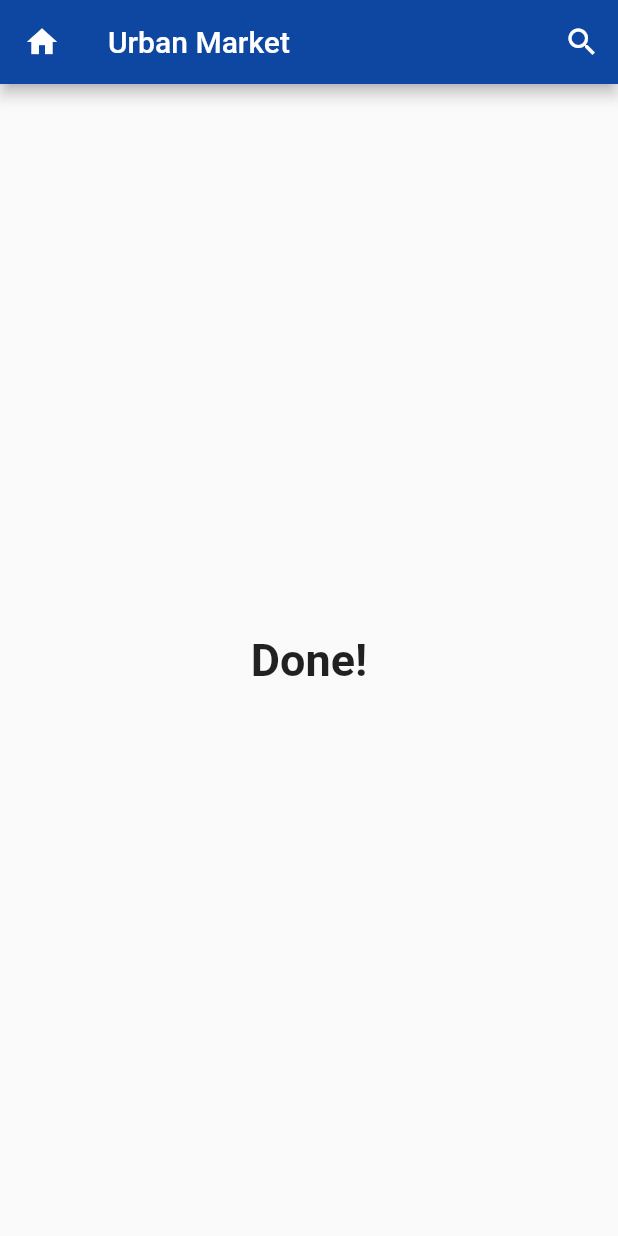
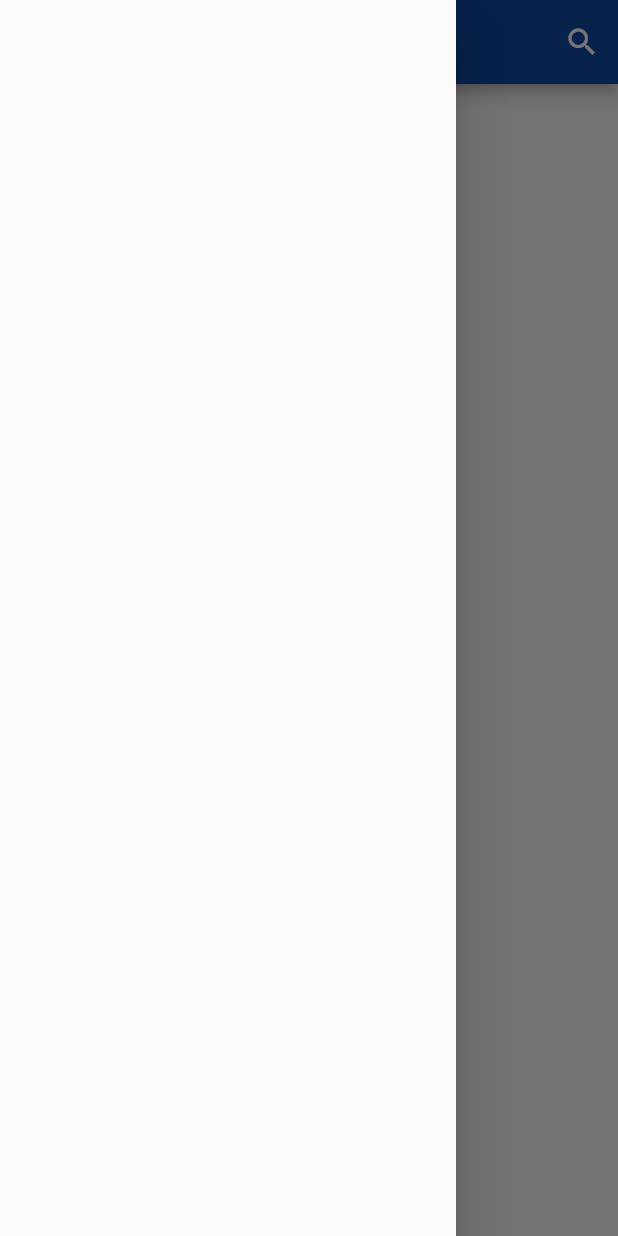
Before and after one commit to McAngelo/urban-market, a Flutter app: the HomeScreen screen opened by its route, with the side drawer open (before the commit the screen has no drawer), on a phone screen of 412 x 824 dp. Run offline on Flutter 3.47's test engine with Material 2 defaults, Android fonts, the phone set to English and light mode, and no system bars; our stand-ins replace flutter_swiper, shared_preferences, splashscreen; accounts and stored records are empty.

Commit message:
--minor bug fixes

```diff
--- a/lib/ui/screens/home_screen.dart
+++ b/lib/ui/screens/home_screen.dart
@@ -1,8 +1,12 @@
 import 'package:flutter/material.dart';
 
 class HomeScreen extends  StatelessWidget {
+	const HomeScreen({Key key}): super(key: key);
+
 	@override
 	Widget build(BuildContext context){
+
+
 		return new Scaffold(
 	      	appBar: new AppBar(
 	      		backgroundColor: Colors.blue[900],
@@ -14,14 +18,6 @@ class HomeScreen extends  StatelessWidget {
 		        		icon: Icon(Icons.search),
 		        		onPressed: (){},
 		        	),
-	        	/*PopupMenuButton(
-	        		itemBuilder: (BuildContext context){
-	        			return [
-	        				PopupMenuItem(child: Text('Boat')),
-	        				PopupMenuItem(child: Text('Train'))
-	        			];
-	        		}
-	        	)*/
 	        	],
 	      	),
 	      	body: new Center(
@@ -33,6 +29,23 @@ class HomeScreen extends  StatelessWidget {
 		          ),
 		        ),
 	      	),
+	      	drawer: Drawer(
+	      	)
 	    );
 	}
 }
+
+
+class _NewPage extends MaterialPageRoute<Null> {
+	_NewPage(int id) : super(builder: (BuildContext context){
+		return Scaffold(
+			appBar: AppBar(
+				title: Text('Page $id'),
+				elevation: 1.0
+			),
+			body: Center(
+				child: Text('Page $id')
+			),
+		);
+	});
+}
```
Lines whose indentation alone changed are shown as unchanged.
